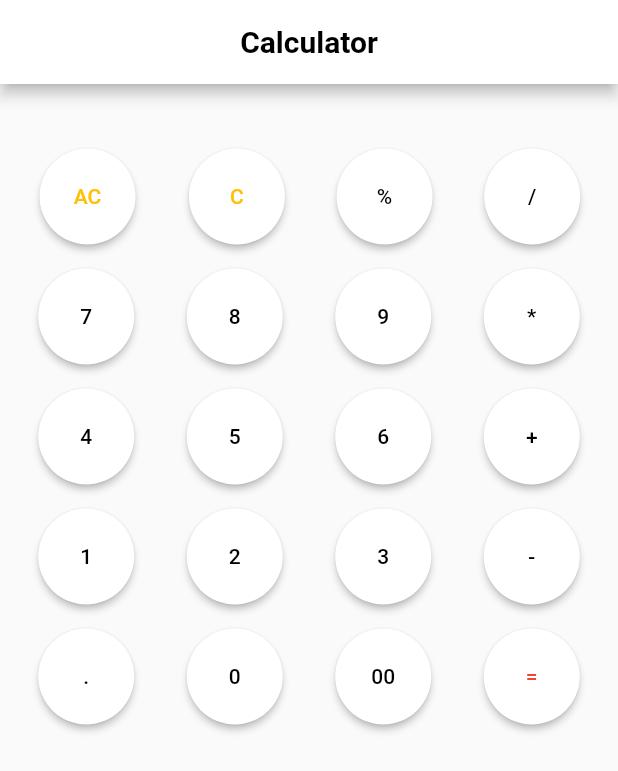
After one commit to mobi781/main, a Flutter app: the screen it shows after launch, after a tap on "Calc", on a phone screen of 412 x 824 dp. The commit adds this screen. Shown: the top 771 px of the screen. Run offline on Flutter 3.47's test engine with Material 2 defaults, Android fonts, the phone set to English and light mode, and no system bars; our stand-ins replace math_expressions.

Commit message:
calculator complete

```diff
--- /dev/null
+++ b/lib/calc.dart
@@ -0,0 +1,187 @@
+import 'package:flutter/material.dart';
+import 'package:math_expressions/math_expressions.dart';
+
+class Calc extends StatefulWidget {
+  // const Calc({Key? key}) : super(key: key);
+
+  @override
+  _CalcState createState() => _CalcState();
+}
+
+class _CalcState extends State<Calc> {
+  var result = "";
+  Widget buttonn(var val) {
+    return ElevatedButton(
+        style: ElevatedButton.styleFrom(
+          primary: Colors.white,
+          shape: CircleBorder(),
+          padding: EdgeInsets.all(24),
+        ),
+        onPressed: () {
+          setState(() {
+            result += val;
+          });
+        },
+        child: Text(
+          val,
+          style: TextStyle(color: Colors.black),
+        ));
+  }
+
+  output() {
+    Parser p = Parser();
+    Expression exp = p.parse(result);
+    ContextModel cm = ContextModel();
+    double eval = exp.evaluate(EvaluationType.REAL, cm);
+    setState(() {
+      result = eval.toString();
+    });
+  }
+
+  cls() {
+    setState(() {
+      result = "";
+    });
+  }
+
+  @override
+  Widget build(BuildContext context) {
+    return MaterialApp(
+        home: Scaffold(
+            appBar: AppBar(
+              title: Container(
+                child: Text(
+                  "Calculator",
+                  style: TextStyle(
+                    color: Colors.black,
+                    fontWeight: FontWeight.bold,
+                  ),
+                ),
+              ),
+              centerTitle: true,
+              backgroundColor: Colors.white,
+              actions: [
+                Icon(
+                  Icons.notifications,
+                  // color: Colors.black,
+                  size: 30.0,
+                ),
+              ],
+            ),
+            body: SingleChildScrollView(
+              child: Container(
+                child: Column(
+                  mainAxisAlignment: MainAxisAlignment.center,
+                  crossAxisAlignment: CrossAxisAlignment.end,
+                  children: [
+                    Text(
+                      result,
+                      style: TextStyle(
+                        fontWeight: FontWeight.bold,
+                        fontSize: 30,
+                        foreground: Paint()
+                          ..style = PaintingStyle.stroke
+                          ..strokeWidth = 3
+                          ..color = Colors.grey,
+                      ),
+                    ),
+                    Padding(
+                      padding: const EdgeInsets.all(8.0),
+                      child: Row(
+                        mainAxisAlignment: MainAxisAlignment.spaceAround,
+                        children: [
+                          ElevatedButton(
+                              style: ElevatedButton.styleFrom(
+                                primary: Colors.white,
+                                shape: CircleBorder(),
+                                padding: EdgeInsets.all(24),
+                              ),
+                              onPressed: cls,
+                              child: Text(
+                                "AC",
+                                style: TextStyle(color: Colors.amber),
+                              )),
+                          ElevatedButton(
+                              style: ElevatedButton.styleFrom(
+                                primary: Colors.white,
+                                shape: CircleBorder(),
+                                padding: EdgeInsets.all(24),
+                              ),
+                              onPressed: cls,
+                              child: Text(
+                                "C",
+                                style: TextStyle(color: Colors.amber),
+                              )),
+                          // buttonn("AC"),
+                          // buttonn("C"),
+                          buttonn("%"),
+                          buttonn("/"),
+                        ],
+                      ),
+                    ),
+                    Padding(
+                      padding: const EdgeInsets.all(8.0),
+                      child: Row(
+                        mainAxisAlignment: MainAxisAlignment.spaceAround,
+                        children: [
+                          buttonn("7"),
+                          buttonn("8"),
+                          buttonn("9"),
+                          buttonn("*"),
+                        ],
+                      ),
+                    ),
+                    Padding(
+                      padding: const EdgeInsets.all(8.0),
+                      child: Row(
+                        mainAxisAlignment: MainAxisAlignment.spaceAround,
+                        children: [
+                          buttonn("4"),
+                          buttonn("5"),
+                          buttonn("6"),
+                          buttonn("+"),
+                        ],
+                      ),
+                    ),
+                    Padding(
+                      padding: const EdgeInsets.all(8.0),
+                      child: Row(
+                        mainAxisAlignment: MainAxisAlignment.spaceAround,
+                        children: [
+                          buttonn("1"),
+                          buttonn("2"),
+                          buttonn("3"),
+                          buttonn("-"),
+                        ],
+                      ),
+                    ),
+                    Padding(
+                      padding: const EdgeInsets.all(8.0),
+                      child: Row(
+                        mainAxisAlignment: MainAxisAlignment.spaceAround,
+                        children: [
+                          buttonn("."),
+                          buttonn("0"),
+                          buttonn("00"),
+                          ElevatedButton(
+                              style: ElevatedButton.styleFrom(
+                                primary: Colors.white,
+                                shape: CircleBorder(),
+                                padding: EdgeInsets.all(24),
+                              ),
+                              onPressed: output,
+                              child: Text(
+                                "=",
+                                style: TextStyle(color: Colors.red),
+                              ))
+                          // ElevatedButton(onPressed: cls, child: Text("=")),
+                          // buttonn("="),
+                        ],
+                      ),
+                    ),
+                  ],
+                ),
+              ),
+            )));
+  }
+}
--- a/lib/main.dart
+++ b/lib/main.dart
@@ -1,4 +1,5 @@
 import 'package:flutter/material.dart';
+import 'package:flutter_application_2/calc.dart';
 import 'package:flutter_application_2/screens/Electronics.dart';
 import 'package:flutter_application_2/screens/elist.dart';
 import 'screens/signup.dart';
@@ -73,6 +74,15 @@ class Home extends StatelessWidget {
                   },
                   child: const Text('Listing'),
                 ),
+                SizedBox(height: 30),
+                ElevatedButton(
+                  // style: style,
+                  onPressed: () {
+                    Navigator.push(context,
+                        MaterialPageRoute(builder: (context) => Calc()));
+                  },
+                  child: const Text('Calc'),
+                ),
               ],
             ),
           ),
--- a/pubspec.yaml
+++ b/pubspec.yaml
@@ -27,6 +27,7 @@ dependencies:
     # The following adds the Cupertino Icons font to your application.
     # Use with the CupertinoIcons class for iOS style icons.
     cupertino_icons: ^1.0.2
+    math_expressions: ^2.1.1
 
 dev_dependencies:
     flutter_test:
```
Also changed, not shown: pubspec.lock.
